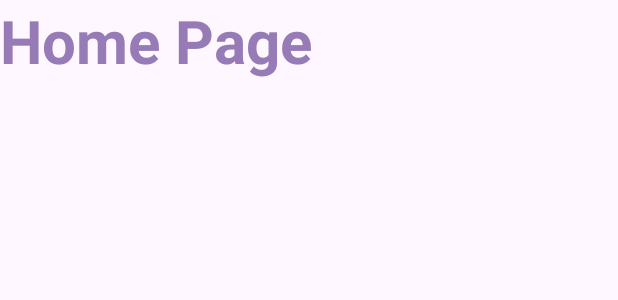
After one commit to Kr1mson/ZapCare, an Android app: the layout home_main.xml on its own in the app's theme, with its tools: preview values and no code run, on a phone screen of 412 x 824 dp. The commit adds this screen. Shown: the top 300 px of the screen. Run offline under Robolectric (Android 15) with nearby library versions, the phone set to English and light mode, and no system bars.

Commit message:
Firebase Login Signup

```diff
--- a/app/build.gradle.kts
+++ b/app/build.gradle.kts
@@ -1,5 +1,6 @@
 plugins {
     id("com.android.application")
+    id("com.google.gms.google-services")
 }
 
 android {
@@ -38,6 +39,7 @@ dependencies {
     implementation("androidx.constraintlayout:constraintlayout:2.1.4")
     implementation("androidx.navigation:navigation-fragment:2.5.3")
     implementation("androidx.navigation:navigation-ui:2.5.3")
+    implementation("com.google.firebase:firebase-database:20.3.0")
     testImplementation("junit:junit:4.13.2")
     androidTestImplementation("androidx.test.ext:junit:1.1.5")
     androidTestImplementation("androidx.test.espresso:espresso-core:3.5.1")
--- a/app/src/main/AndroidManifest.xml
+++ b/app/src/main/AndroidManifest.xml
@@ -15,6 +15,7 @@
         <activity
             android:name=".Signup"
             android:exported="false" />
+        <activity android:name=".Home"/>
         <activity
             android:name=".Login_Main"
             android:exported="true"
--- /dev/null
+++ b/app/src/main/java/com/example/medizap/Users.java
@@ -0,0 +1,4 @@
+package com.example.medizap;
+
+public class Users {
+}
--- /dev/null
+++ b/app/src/main/res/layout/home_main.xml
@@ -0,0 +1,25 @@
+<?xml version="1.0" encoding="utf-8"?>
+<androidx.constraintlayout.widget.ConstraintLayout xmlns:android="http://schemas.android.com/apk/res/android"
+    xmlns:tools="http://schemas.android.com/tools"
+    android:layout_width="match_parent"
+    android:layout_height="match_parent">
+    <LinearLayout
+        android:layout_width="wrap_content"
+        android:layout_height="wrap_content"
+        android:layout_marginLeft="50dp"
+        android:layout_marginRight="50dp"
+        android:layout_marginBottom="50dp"
+        android:orientation="vertical"
+        tools:ignore="MissingConstraints">
+
+        <TextView
+            android:layout_width="wrap_content"
+            android:layout_height="wrap_content"
+            android:text="Home Page"
+            android:textColor="@color/prim"
+            android:textSize="40dp"
+            android:textStyle="bold" />
+
+    </LinearLayout>
+
+</androidx.constraintlayout.widget.ConstraintLayout>
--- a/app/src/main/res/layout/login_main.xml
+++ b/app/src/main/res/layout/login_main.xml
@@ -55,11 +55,11 @@
             app:boxStrokeColor="@color/prim">
 
             <com.google.android.material.textfield.TextInputEditText
-                android:id="@+id/email_edtxt"
+                android:id="@+id/nam_edtxt"
                 android:layout_width="match_parent"
                 android:layout_height="wrap_content"
                 android:backgroundTint="@color/sec"
-                android:hint="Email"
+                android:hint="Name"
                 android:inputType="textEmailAddress"
                 android:textColorHint="@color/black" />
         </com.google.android.material.textfield.TextInputLayout>
--- a/build.gradle.kts
+++ b/build.gradle.kts
@@ -1,3 +1,8 @@
+buildscript {
+    dependencies {
+        classpath("com.google.gms:google-services:4.4.0")
+    }
+}
 // Top-level build file where you can add configuration options common to all sub-projects/modules.
 plugins {
     id("com.android.application") version "8.1.3" apply false
```
Also changed, not shown: app/src/main/java/com/example/medizap/Home.java (added, +14 -0 lines), app/src/main/java/com/example/medizap/Login_Main.java (+49 -13 lines), app/src/main/java/com/example/medizap/Signup.java (+33 -1 lines), app/src/main/java/com/example/medizap/User_Helper.java (added, +35 -0 lines), app/src/main/res/layout/activity_signup.xml (+28 -15 lines).
